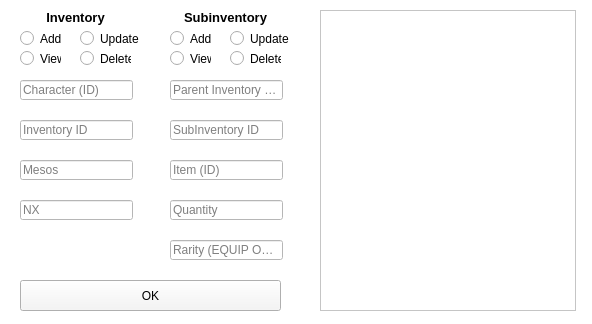
Above: qt/ui/inventoryManager.ui from BiancaBoueri/Projeto_final_Banco_de_Dados before the change. Below: the same form after it.
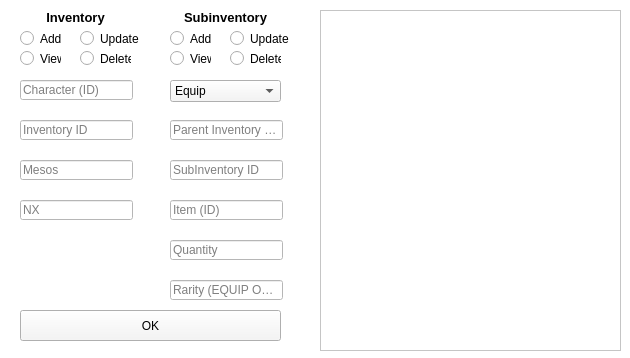
That is the form after the change.

Commit message: CRUD inventory, CRD temporary for subinventory, subinventory structure needs changes

```diff
--- a/qt/ui/inventoryManager.ui
+++ b/qt/ui/inventoryManager.ui
@@ -6,10 +6,22 @@
    <rect>
     <x>0</x>
     <y>0</y>
-    <width>592</width>
-    <height>324</height>
+    <width>630</width>
+    <height>358</height>
    </rect>
   </property>
+  <property name="minimumSize">
+   <size>
+    <width>630</width>
+    <height>358</height>
+   </size>
+  </property>
+  <property name="maximumSize">
+   <size>
+    <width>630</width>
+    <height>358</height>
+   </size>
+  </property>
   <property name="windowTitle">
    <string>Maplestory Manager - Inventory</string>
   </property>
@@ -37,8 +49,8 @@
     <rect>
      <x>320</x>
      <y>10</y>
-     <width>256</width>
-     <height>301</height>
+     <width>301</width>
+     <height>341</height>
     </rect>
    </property>
   </widget>
@@ -75,7 +87,7 @@
    <property name="geometry">
     <rect>
      <x>170</x>
-     <y>120</y>
+     <y>160</y>
      <width>113</width>
      <height>20</height>
     </rect>
@@ -104,7 +116,7 @@
    <property name="geometry">
     <rect>
      <x>170</x>
-     <y>80</y>
+     <y>120</y>
      <width>113</width>
      <height>20</height>
     </rect>
@@ -136,7 +148,7 @@
    <property name="geometry">
     <rect>
      <x>20</x>
-     <y>280</y>
+     <y>310</y>
      <width>261</width>
      <height>31</height>
     </rect>
@@ -165,7 +177,7 @@
    <property name="geometry">
     <rect>
      <x>170</x>
-     <y>160</y>
+     <y>200</y>
      <width>113</width>
      <height>20</height>
     </rect>
@@ -288,7 +300,7 @@
    <property name="geometry">
     <rect>
      <x>170</x>
-     <y>200</y>
+     <y>240</y>
      <width>113</width>
      <height>20</height>
     </rect>
@@ -301,7 +313,7 @@
    <property name="geometry">
     <rect>
      <x>170</x>
-     <y>240</y>
+     <y>280</y>
      <width>113</width>
      <height>20</height>
     </rect>
@@ -310,6 +322,34 @@
     <string>Rarity (EQUIP ONLY)</string>
    </property>
   </widget>
+  <widget class="QComboBox" name="comboBox">
+   <property name="geometry">
+    <rect>
+     <x>170</x>
+     <y>80</y>
+     <width>111</width>
+     <height>22</height>
+    </rect>
+   </property>
+   <property name="styleSheet">
+    <string notr="true">background-color: rgb(245, 245, 245);</string>
+   </property>
+   <item>
+    <property name="text">
+     <string>Equip</string>
+    </property>
+   </item>
+   <item>
+    <property name="text">
+     <string>Use</string>
+    </property>
+   </item>
+   <item>
+    <property name="text">
+     <string>Etc</string>
+    </property>
+   </item>
+  </widget>
  </widget>
  <resources/>
  <connections/>
```
The commit also changes 2 other files.
